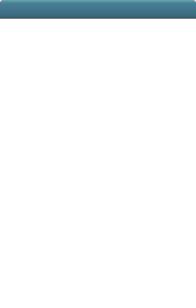
First picture: the form in armadillo/plugins/outline/outline_tree.ui, repository rkyleg/scope, before the edit.
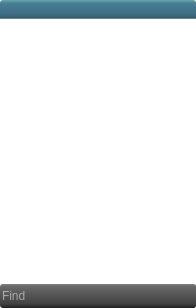
Second picture: the form after the edit. Icons and pictures are not drawn.

Commit message: fixed bottom plugin show/hide on fullscreen outline - moved find to individual widget scintilla - added font settings, autocomplete available with ctrl+space

The edit to the form file:
```diff
--- a/armadillo/plugins/outline/outline_tree.ui
+++ b/armadillo/plugins/outline/outline_tree.ui
@@ -20,6 +20,28 @@
    <property name="spacing">
     <number>0</number>
    </property>
+   <item row="1" column="0">
+    <widget class="QTreeWidget" name="tr_outline">
+     <property name="styleSheet">
+      <string notr="true">QTreeWidget {
+border-bottom-left-radius:5px;
+border-bottom-right-radius:5px;
+show-decoration-selected: 0;
+}</string>
+     </property>
+     <property name="rootIsDecorated">
+      <bool>false</bool>
+     </property>
+     <attribute name="headerVisible">
+      <bool>false</bool>
+     </attribute>
+     <column>
+      <property name="text">
+       <string notr="true">1</string>
+      </property>
+     </column>
+    </widget>
+   </item>
    <item row="0" column="0">
     <widget class="QLabel" name="l_title">
      <property name="font">
@@ -45,26 +67,78 @@
      </property>
     </widget>
    </item>
-   <item row="1" column="0">
-    <widget class="QTreeWidget" name="tr_outline">
+   <item row="2" column="0">
+    <widget class="QFrame" name="fr_find">
      <property name="styleSheet">
-      <string notr="true">QTreeWidget {
-border-bottom-left-radius:5px;
-border-bottom-right-radius:5px;
-show-decoration-selected: 0;
+      <string notr="true">QFrame#fr_find{
+background-color: qlineargradient(spread:pad, x1:1, y1:1, x2:1, y2:0, stop:0.00995025 rgba(34, 34,34, 255), stop:0.174129 rgba(65, 65, 65, 255), stop:0.890547 rgba(104, 104, 104, 255), stop:1 rgba(128, 128, 128, 255));
+color:white;
+border:0px;
+border-radius:3px;
 }</string>
      </property>
-     <property name="rootIsDecorated">
-      <bool>false</bool>
+     <property name="frameShape">
+      <enum>QFrame::NoFrame</enum>
      </property>
-     <attribute name="headerVisible">
-      <bool>false</bool>
-     </attribute>
-     <column>
-      <property name="text">
-       <string notr="true">1</string>
+     <property name="frameShadow">
+      <enum>QFrame::Raised</enum>
+     </property>
+     <layout class="QGridLayout" name="gridLayout_9">
+      <property name="margin">
+       <number>0</number>
       </property>
-     </column>
+      <property name="spacing">
+       <number>0</number>
+      </property>
+      <item row="0" column="0">
+       <widget class="QLineEdit" name="le_find">
+        <property name="minimumSize">
+         <size>
+          <width>150</width>
+          <height>24</height>
+         </size>
+        </property>
+        <property name="styleSheet">
+         <string notr="true">background:transparent;
+border:0px;
+color:white;</string>
+        </property>
+        <property name="placeholderText">
+         <string>Find</string>
+        </property>
+       </widget>
+      </item>
+      <item row="0" column="1">
+       <widget class="QPushButton" name="b_find_close">
+        <property name="maximumSize">
+         <size>
+          <width>16777215</width>
+          <height>25</height>
+         </size>
+        </property>
+        <property name="toolTip">
+         <string>Hide Find</string>
+        </property>
+        <property name="styleSheet">
+         <string notr="true">QPushButton {
+background-color: qlineargradient(spread:pad, x1:1, y1:1, x2:1, y2:0, stop:0.00995025 rgba(34, 34,34, 255), stop:0.174129 rgba(65, 65, 65, 255), stop:0.890547 rgba(104, 104, 104, 255), stop:1 rgba(128, 128, 128, 255));
+border-top-right-radius:3px;
+border-bottom-right-radius:3px;
+}
+QPushButton:hover,QToolButton:hover {
+	background-color: qlineargradient(spread:pad, x1:0.98, y1:1, x2:1, y2:0, stop:0 rgba(138, 138, 138, 255), stop:0.0646766 rgba(157, 157, 157, 255), stop:0.935323 rgba(198, 198, 198, 255), stop:1 rgba(231, 231, 231, 255));
+}</string>
+        </property>
+        <property name="text">
+         <string/>
+        </property>
+        <property name="icon">
+         <iconset>
+          <normaloff>../../img/close_hover.png</normaloff>../../img/close_hover.png</iconset>
+        </property>
+       </widget>
+      </item>
+     </layout>
     </widget>
    </item>
   </layout>
```
Left out of the diff: 19 changed lines with no effect on the pictures. The commit also changes 9 other files.
